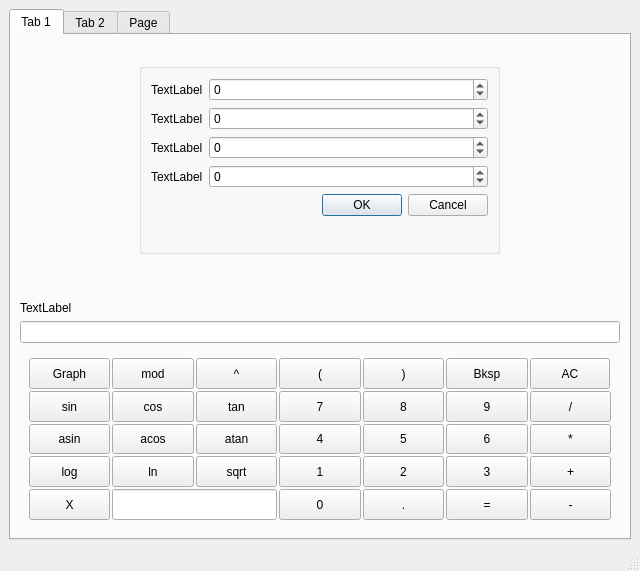
The window that src/Calc_2_0/mainwindow.ui (sg41/SmartCalc) describes before a commit, drawn with Qt 5.
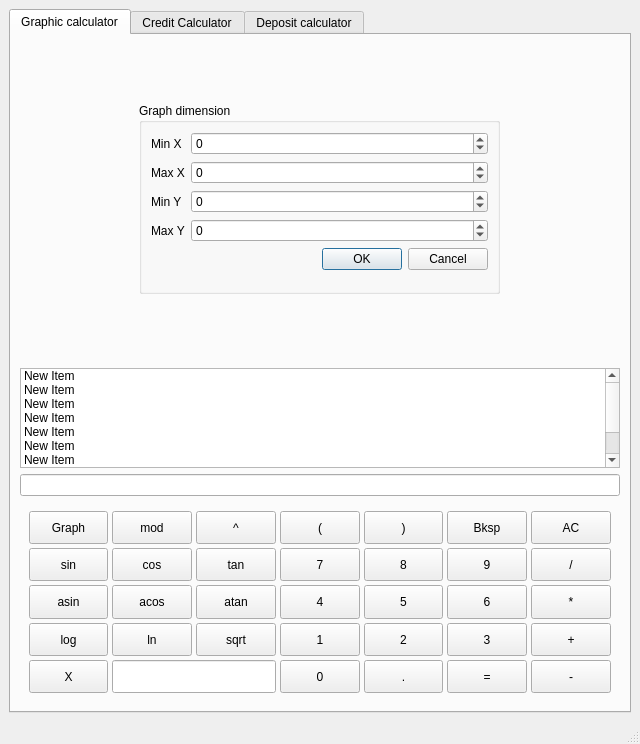
The same window after the commit. Custom widgets are drawn as their Qt base class.

```diff
--- a/src/Calc_2_0/mainwindow.ui
+++ b/src/Calc_2_0/mainwindow.ui
@@ -7,7 +7,7 @@
     <x>0</x>
     <y>0</y>
     <width>640</width>
-    <height>571</height>
+    <height>744</height>
    </rect>
   </property>
   <property name="windowTitle">
@@ -28,16 +28,9 @@
       </property>
       <widget class="QWidget" name="GraphCalc">
        <attribute name="title">
-        <string>Tab 1</string>
+        <string>Graphic calculator</string>
        </attribute>
        <layout class="QGridLayout" name="gridLayout_2">
-        <item row="1" column="0">
-         <widget class="QLabel" name="History">
-          <property name="text">
-           <string>TextLabel</string>
-          </property>
-         </widget>
-        </item>
         <item row="0" column="0">
          <widget class="QWidget" name="GraphPanel" native="true">
           <property name="sizePolicy">
@@ -64,7 +57,7 @@
              <property name="minimumSize">
               <size>
                <width>0</width>
-               <height>200</height>
+               <height>300</height>
               </size>
              </property>
              <property name="contextMenuPolicy">
@@ -77,16 +70,19 @@
               <property name="geometry">
                <rect>
                 <x>110</x>
-                <y>10</y>
+                <y>50</y>
                 <width>361</width>
                 <height>191</height>
                </rect>
               </property>
+              <property name="title">
+               <string>Graph dimension</string>
+              </property>
               <layout class="QFormLayout" name="formLayout">
                <item row="0" column="0">
                 <widget class="QLabel" name="label">
                  <property name="text">
-                  <string>TextLabel</string>
+                  <string>Min X</string>
                  </property>
                 </widget>
                </item>
@@ -146,21 +142,21 @@
                <item row="1" column="0">
                 <widget class="QLabel" name="label_2">
                  <property name="text">
-                  <string>TextLabel</string>
+                  <string>Max X</string>
                  </property>
                 </widget>
                </item>
                <item row="2" column="0">
                 <widget class="QLabel" name="label_3">
                  <property name="text">
-                  <string>TextLabel</string>
+                  <string>Min Y</string>
                  </property>
                 </widget>
                </item>
                <item row="3" column="0">
                 <widget class="QLabel" name="label_4">
                  <property name="text">
-                  <string>TextLabel</string>
+                  <string>Max Y</string>
                  </property>
                 </widget>
                </item>
@@ -171,10 +167,17 @@
           </layout>
          </widget>
         </item>
-        <item row="3" column="0" alignment="Qt::AlignHCenter">
+        <item row="4" column="0">
+         <widget class="QLineEdit" name="Formula">
+          <property name="alignment">
+           <set>Qt::AlignRight|Qt::AlignTrailing|Qt::AlignVCenter</set>
+          </property>
+         </widget>
+        </item>
+        <item row="6" column="0" alignment="Qt::AlignHCenter">
          <widget class="QWidget" name="Keyboard" native="true">
           <property name="sizePolicy">
-           <sizepolicy hsizetype="Fixed" vsizetype="Preferred">
+           <sizepolicy hsizetype="Fixed" vsizetype="Fixed">
             <horstretch>0</horstretch>
             <verstretch>0</verstretch>
            </sizepolicy>
@@ -182,12 +185,12 @@
           <property name="minimumSize">
            <size>
             <width>600</width>
-            <height>180</height>
+            <height>200</height>
            </size>
           </property>
           <layout class="QGridLayout" name="gridLayout">
            <property name="spacing">
-            <number>2</number>
+            <number>4</number>
            </property>
            <item row="2" column="7">
             <widget class="QPushButton" name="pushButton_9">
@@ -631,19 +634,70 @@
           </layout>
          </widget>
         </item>
-        <item row="2" column="0">
-         <widget class="QLineEdit" name="Formula"/>
+        <item row="3" column="0">
+         <widget class="QListWidget" name="listWidget">
+          <item>
+           <property name="text">
+            <string>New Item</string>
+           </property>
+          </item>
+          <item>
+           <property name="text">
+            <string>New Item</string>
+           </property>
+          </item>
+          <item>
+           <property name="text">
+            <string>New Item</string>
+           </property>
+          </item>
+          <item>
+           <property name="text">
+            <string>New Item</string>
+           </property>
+          </item>
+          <item>
+           <property name="text">
+            <string>New Item</string>
+           </property>
+          </item>
+          <item>
+           <property name="text">
+            <string>New Item</string>
+           </property>
+          </item>
+          <item>
+           <property name="text">
+            <string>New Item</string>
+           </property>
+          </item>
+          <item>
+           <property name="text">
+            <string>New Item</string>
+           </property>
+          </item>
+          <item>
+           <property name="text">
+            <string>New Item</string>
+           </property>
+          </item>
+          <item>
+           <property name="text">
+            <string>New Item</string>
+           </property>
+          </item>
+         </widget>
         </item>
        </layout>
       </widget>
       <widget class="QWidget" name="tab_2">
        <attribute name="title">
-        <string>Tab 2</string>
+        <string>Credit Calculator</string>
        </attribute>
       </widget>
       <widget class="QWidget" name="tab_3">
        <attribute name="title">
-        <string>Page</string>
+        <string>Deposit calculator</string>
        </attribute>
       </widget>
      </widget>
```
Left out of the diff: 19 changed lines with no effect on the pictures.
